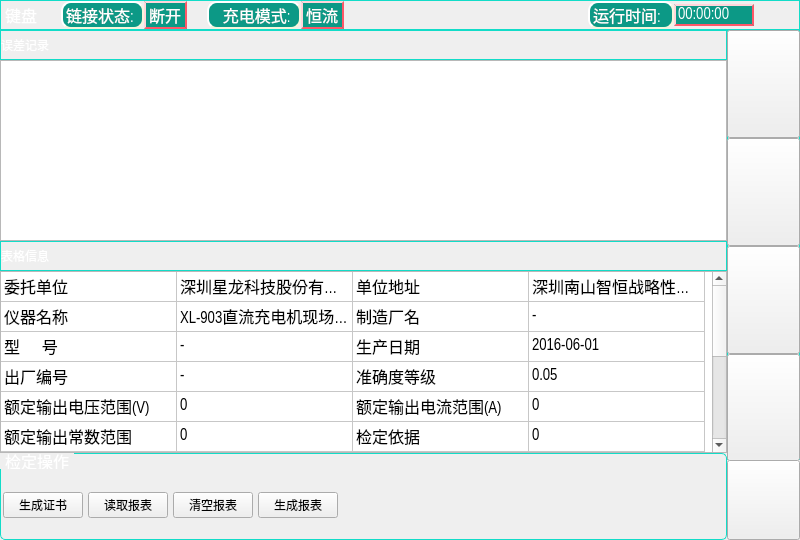
The window that mainwidget.ui (jingzhesiye/9-0-2) describes before a commit, drawn with Qt 5.
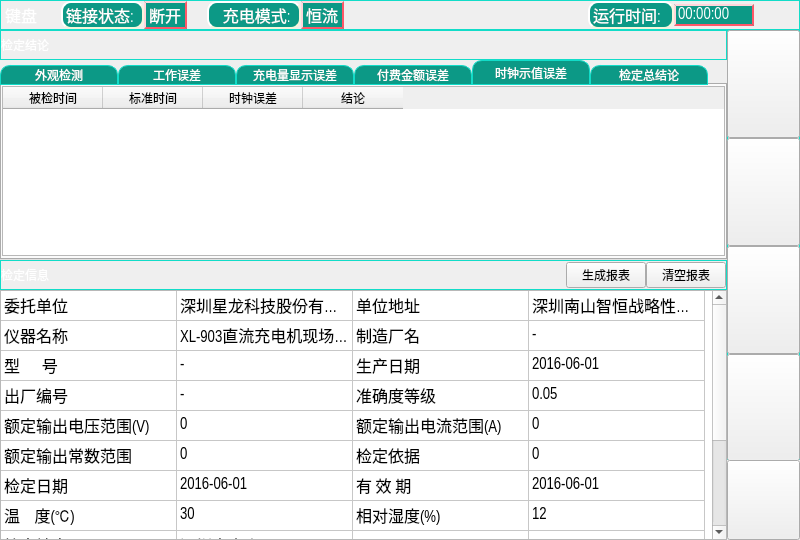
The same window after the commit. The open tabs and pages were chosen to show the change. Icons and pictures are not drawn. Custom widgets are drawn as their Qt base class.

Commit message: 修改报表

```diff
--- a/mainwidget.ui
+++ b/mainwidget.ui
@@ -2207,274 +2207,7 @@
        <property name="spacing">
         <number>0</number>
        </property>
-       <item row="2" column="0">
-        <widget class="QFrame" name="from_information_Frame">
-         <property name="sizePolicy">
-          <sizepolicy hsizetype="Expanding" vsizetype="Minimum">
-           <horstretch>0</horstretch>
-           <verstretch>0</verstretch>
-          </sizepolicy>
-         </property>
-         <property name="minimumSize">
-          <size>
-           <width>0</width>
-           <height>30</height>
-          </size>
-         </property>
-         <property name="maximumSize">
-          <size>
-           <width>16777215</width>
-           <height>30</height>
-          </size>
-         </property>
-         <property name="font">
-          <font>
-           <family>Kalinga</family>
-           <pointsize>12</pointsize>
-          </font>
-         </property>
-         <property name="styleSheet">
-          <string notr="true">#from_information_Frame
-{
- border: 1px solid rgb(18, 220, 200);
-    background: qlineargradient(spread:reflect,
-        x1:0, y1:0, x2:1, y2:0,
-        stop:0 rgba(7, 85, 75, 255),
-        stop:1 rgba(18, 220, 200, 255));
-}
-
-
-
-</string>
-         </property>
-         <property name="frameShape">
-          <enum>QFrame::StyledPanel</enum>
-         </property>
-         <property name="frameShadow">
-          <enum>QFrame::Raised</enum>
-         </property>
-         <layout class="QGridLayout" name="gridLayout_21">
-          <property name="margin">
-           <number>0</number>
-          </property>
-          <property name="spacing">
-           <number>0</number>
-          </property>
-          <item row="0" column="0">
-           <widget class="QLabel" name="from_information_Label">
-            <property name="styleSheet">
-             <string notr="true">color: rgb(255, 255, 255);</string>
-            </property>
-            <property name="text">
-             <string>表格信息</string>
-            </property>
-           </widget>
-          </item>
-          <item row="0" column="1">
-           <spacer name="from_information_HlSpacer">
-            <property name="orientation">
-             <enum>Qt::Horizontal</enum>
-            </property>
-            <property name="sizeHint" stdset="0">
-             <size>
-              <width>40</width>
-              <height>20</height>
-             </size>
-            </property>
-           </spacer>
-          </item>
-         </layout>
-        </widget>
-       </item>
-       <item row="4" column="0">
-        <widget class="QGroupBox" name="from_ctl_GpBox">
-         <property name="sizePolicy">
-          <sizepolicy hsizetype="Expanding" vsizetype="Minimum">
-           <horstretch>0</horstretch>
-           <verstretch>1</verstretch>
-          </sizepolicy>
-         </property>
-         <property name="minimumSize">
-          <size>
-           <width>0</width>
-           <height>87</height>
-          </size>
-         </property>
-         <property name="maximumSize">
-          <size>
-           <width>1000</width>
-           <height>106</height>
-          </size>
-         </property>
-         <property name="font">
-          <font>
-           <family>Arial Narrow</family>
-           <pointsize>12</pointsize>
-          </font>
-         </property>
-         <property name="styleSheet">
-          <string notr="true"> QGroupBox::title {
-     subcontrol-origin: margin;
-    
-     padding: 0 3px;
-	 color: rgb(255, 255, 255);
-
-
- }
-
- QGroupBox {
-    border: 1px solid rgb(18, 220, 200);
-    border-radius: 5px;
-    margin-top: 0ex; /* leave space at the top for the title */
-    background-color: qlineargradient(x1: 0, y1: 0, x2: 0, y2: 1,
-                     stop:0 rgba(7, 85, 75, 255),
-                     stop:1 rgba(10, 100, 75, 255));
- }
-</string>
-         </property>
-         <property name="title">
-          <string>检定操作</string>
-         </property>
-         <layout class="QGridLayout" name="gridLayout_24">
-          <property name="leftMargin">
-           <number>2</number>
-          </property>
-          <property name="topMargin">
-           <number>19</number>
-          </property>
-          <property name="rightMargin">
-           <number>2</number>
-          </property>
-          <property name="bottomMargin">
-           <number>2</number>
-          </property>
-          <property name="spacing">
-           <number>5</number>
-          </property>
-          <item row="0" column="2">
-           <widget class="QPushButton" name="RSMV_clearFrom_PsBtn">
-            <property name="text">
-             <string>清空报表</string>
-            </property>
-           </widget>
-          </item>
-          <item row="0" column="1">
-           <widget class="QPushButton" name="RSMV_readFrom_PsBtn">
-            <property name="text">
-             <string>读取报表</string>
-            </property>
-           </widget>
-          </item>
-          <item row="0" column="0">
-           <widget class="QPushButton" name="RSMV_buildFrom_PsBtn">
-            <property name="text">
-             <string>生成证书</string>
-            </property>
-           </widget>
-          </item>
-          <item row="0" column="4">
-           <spacer name="horizontalSpacer_15">
-            <property name="orientation">
-             <enum>Qt::Horizontal</enum>
-            </property>
-            <property name="sizeHint" stdset="0">
-             <size>
-              <width>40</width>
-              <height>20</height>
-             </size>
-            </property>
-           </spacer>
-          </item>
-          <item row="0" column="3">
-           <widget class="QPushButton" name="RSMV_saveFormMsg_PsBtn">
-            <property name="text">
-             <string>生成报表</string>
-            </property>
-           </widget>
-          </item>
-         </layout>
-        </widget>
-       </item>
-       <item row="0" column="0">
-        <widget class="QFrame" name="from_error_Frame">
-         <property name="sizePolicy">
-          <sizepolicy hsizetype="Expanding" vsizetype="Minimum">
-           <horstretch>0</horstretch>
-           <verstretch>0</verstretch>
-          </sizepolicy>
-         </property>
-         <property name="minimumSize">
-          <size>
-           <width>0</width>
-           <height>30</height>
-          </size>
-         </property>
-         <property name="maximumSize">
-          <size>
-           <width>16777215</width>
-           <height>30</height>
-          </size>
-         </property>
-         <property name="font">
-          <font>
-           <family>Kalinga</family>
-           <pointsize>12</pointsize>
-          </font>
-         </property>
-         <property name="styleSheet">
-          <string notr="true">#from_error_Frame
-{
- border: 1px solid rgb(18, 220, 200);
-    background: qlineargradient(spread:reflect,
-        x1:0, y1:0, x2:1, y2:0,
-        stop:0 rgba(7, 85, 75, 255),
-        stop:1 rgba(18, 220, 200, 255));
-}
-
-
-
-</string>
-         </property>
-         <property name="frameShape">
-          <enum>QFrame::StyledPanel</enum>
-         </property>
-         <property name="frameShadow">
-          <enum>QFrame::Raised</enum>
-         </property>
-         <layout class="QGridLayout" name="gridLayout_25">
-          <property name="margin">
-           <number>0</number>
-          </property>
-          <property name="spacing">
-           <number>0</number>
-          </property>
-          <item row="0" column="0">
-           <widget class="QLabel" name="from_error_Label">
-            <property name="styleSheet">
-             <string notr="true">color: rgb(255, 255, 255);</string>
-            </property>
-            <property name="text">
-             <string>误差记录</string>
-            </property>
-           </widget>
-          </item>
-          <item row="0" column="1">
-           <spacer name="from_error_HlSpacer">
-            <property name="orientation">
-             <enum>Qt::Horizontal</enum>
-            </property>
-            <property name="sizeHint" stdset="0">
-             <size>
-              <width>40</width>
-              <height>20</height>
-             </size>
-            </property>
-           </spacer>
-          </item>
-         </layout>
-        </widget>
-       </item>
-       <item row="3" column="0">
+       <item row="5" column="0">
         <widget class="QTableWidget" name="from_information_TbWidget">
          <property name="verticalScrollBarPolicy">
           <enum>Qt::ScrollBarAlwaysOn</enum>
@@ -2798,31 +2531,519 @@
          </item>
          <item row="12" column="0">
           <property name="text">
-           <string> 外观检查</string>
+           <string>检定员</string>
+          </property>
+          <property name="textAlignment">
+           <set>AlignLeft|AlignVCenter</set>
           </property>
          </item>
          <item row="12" column="1">
           <property name="text">
-           <string>合格</string>
+           <string>jing1</string>
           </property>
-          <property name="checkState">
-           <enum>Checked</enum>
+         </item>
+         <item row="12" column="2">
+          <property name="text">
+           <string>核验员</string>
           </property>
+          <property name="textAlignment">
+           <set>AlignLeft|AlignVCenter</set>
+          </property>
          </item>
+         <item row="12" column="3">
+          <property name="text">
+           <string>jing2</string>
+          </property>
+         </item>
         </widget>
        </item>
-       <item row="1" column="0">
-        <widget class="QTextEdit" name="from_error_TxEdit">
-         <property name="readOnly">
-          <bool>true</bool>
+       <item row="4" column="0" colspan="3">
+        <widget class="QFrame" name="from_information_Frame">
+         <property name="sizePolicy">
+          <sizepolicy hsizetype="Expanding" vsizetype="Minimum">
+           <horstretch>0</horstretch>
+           <verstretch>0</verstretch>
+          </sizepolicy>
          </property>
-         <property name="html">
-          <string>&lt;!DOCTYPE HTML PUBLIC &quot;-//W3C//DTD HTML 4.0//EN&quot; &quot;http://www.w3.org/TR/REC-html40/strict.dtd&quot;&gt;
-&lt;html&gt;&lt;head&gt;&lt;meta name=&quot;qrichtext&quot; content=&quot;1&quot; /&gt;&lt;style type=&quot;text/css&quot;&gt;
-p, li { white-space: pre-wrap; }
-&lt;/style&gt;&lt;/head&gt;&lt;body style=&quot; font-family:'Arial Narrow'; font-size:12pt; font-weight:400; font-style:normal;&quot;&gt;
-&lt;p style=&quot;-qt-paragraph-type:empty; margin-top:0px; margin-bottom:0px; margin-left:0px; margin-right:0px; -qt-block-indent:0; text-indent:0px;&quot;&gt;&lt;br /&gt;&lt;/p&gt;&lt;/body&gt;&lt;/html&gt;</string>
+         <property name="minimumSize">
+          <size>
+           <width>0</width>
+           <height>30</height>
+          </size>
          </property>
+         <property name="maximumSize">
+          <size>
+           <width>16777215</width>
+           <height>30</height>
+          </size>
+         </property>
+         <property name="font">
+          <font>
+           <family>Kalinga</family>
+           <pointsize>12</pointsize>
+          </font>
+         </property>
+         <property name="styleSheet">
+          <string notr="true">#from_information_Frame
+{
+ border: 1px solid rgb(18, 220, 200);
+    background: qlineargradient(spread:reflect,
+        x1:0, y1:0, x2:1, y2:0,
+        stop:0 rgba(7, 85, 75, 255),
+        stop:1 rgba(18, 220, 200, 255));
+}
+
+
+
+</string>
+         </property>
+         <property name="frameShape">
+          <enum>QFrame::StyledPanel</enum>
+         </property>
+         <property name="frameShadow">
+          <enum>QFrame::Raised</enum>
+         </property>
+         <layout class="QGridLayout" name="gridLayout_21">
+          <property name="margin">
+           <number>0</number>
+          </property>
+          <property name="spacing">
+           <number>0</number>
+          </property>
+          <item row="0" column="3">
+           <widget class="QPushButton" name="from_clearFrom_PsBtn">
+            <property name="text">
+             <string>清空报表</string>
+            </property>
+           </widget>
+          </item>
+          <item row="0" column="0">
+           <widget class="QLabel" name="from_information_Label">
+            <property name="styleSheet">
+             <string notr="true">color: rgb(255, 255, 255);</string>
+            </property>
+            <property name="text">
+             <string>检定信息</string>
+            </property>
+           </widget>
+          </item>
+          <item row="0" column="1">
+           <spacer name="from_information_HlSpacer">
+            <property name="orientation">
+             <enum>Qt::Horizontal</enum>
+            </property>
+            <property name="sizeHint" stdset="0">
+             <size>
+              <width>40</width>
+              <height>20</height>
+             </size>
+            </property>
+           </spacer>
+          </item>
+          <item row="0" column="2">
+           <widget class="QPushButton" name="from_buildForm_PsBtn">
+            <property name="text">
+             <string>生成报表</string>
+            </property>
+           </widget>
+          </item>
+         </layout>
+        </widget>
+       </item>
+       <item row="0" column="0" colspan="2">
+        <widget class="QFrame" name="from_error_Frame">
+         <property name="sizePolicy">
+          <sizepolicy hsizetype="Expanding" vsizetype="Minimum">
+           <horstretch>0</horstretch>
+           <verstretch>0</verstretch>
+          </sizepolicy>
+         </property>
+         <property name="minimumSize">
+          <size>
+           <width>0</width>
+           <height>30</height>
+          </size>
+         </property>
+         <property name="maximumSize">
+          <size>
+           <width>16777215</width>
+           <height>30</height>
+          </size>
+         </property>
+         <property name="font">
+          <font>
+           <family>Kalinga</family>
+           <pointsize>12</pointsize>
+          </font>
+         </property>
+         <property name="styleSheet">
+          <string notr="true">#from_error_Frame
+{
+ border: 1px solid rgb(18, 220, 200);
+    background: qlineargradient(spread:reflect,
+        x1:0, y1:0, x2:1, y2:0,
+        stop:0 rgba(7, 85, 75, 255),
+        stop:1 rgba(18, 220, 200, 255));
+}
+
+
+
+</string>
+         </property>
+         <property name="frameShape">
+          <enum>QFrame::StyledPanel</enum>
+         </property>
+         <property name="frameShadow">
+          <enum>QFrame::Raised</enum>
+         </property>
+         <layout class="QGridLayout" name="gridLayout_25">
+          <property name="margin">
+           <number>0</number>
+          </property>
+          <property name="spacing">
+           <number>0</number>
+          </property>
+          <item row="0" column="0">
+           <widget class="QLabel" name="from_error_Label">
+            <property name="styleSheet">
+             <string notr="true">color: rgb(255, 255, 255);</string>
+            </property>
+            <property name="text">
+             <string>检定结论</string>
+            </property>
+           </widget>
+          </item>
+          <item row="0" column="1">
+           <spacer name="from_error_HlSpacer">
+            <property name="orientation">
+             <enum>Qt::Horizontal</enum>
+            </property>
+            <property name="sizeHint" stdset="0">
+             <size>
+              <width>40</width>
+              <height>20</height>
+             </size>
+            </property>
+           </spacer>
+          </item>
+         </layout>
+        </widget>
+       </item>
+       <item row="2" column="0">
+        <widget class="QTabWidget" name="form_error_TbWidget">
+         <property name="sizePolicy">
+          <sizepolicy hsizetype="Expanding" vsizetype="Minimum">
+           <horstretch>0</horstretch>
+           <verstretch>0</verstretch>
+          </sizepolicy>
+         </property>
+         <property name="minimumSize">
+          <size>
+           <width>0</width>
+           <height>200</height>
+          </size>
+         </property>
+         <property name="maximumSize">
+          <size>
+           <width>16777215</width>
+           <height>200</height>
+          </size>
+         </property>
+         <property name="styleSheet">
+          <string notr="true">QTabBar::tab 
+{
+    width:112px;
+	border-top-left-radius:10px;
+	border-top-right-radius:10px;
+	color: rgb(255, 255, 255);
+    border: 1px solid rgb(18, 220, 200);
+  background-color: rgba(12, 153, 134, 255);
+
+      padding:2px;
+}
+
+
+QTabBar::tab:!selected
+{   
+	margin-top: 5px;
+}</string>
+         </property>
+         <property name="currentIndex">
+          <number>2</number>
+         </property>
+         <widget class="QWidget" name="intuit_tab">
+          <attribute name="title">
+           <string>外观检测</string>
+          </attribute>
+          <layout class="QGridLayout" name="gridLayout_15">
+           <item row="0" column="2">
+            <spacer name="intuit_HlSpacer">
+             <property name="orientation">
+              <enum>Qt::Horizontal</enum>
+             </property>
+             <property name="sizeHint" stdset="0">
+              <size>
+               <width>40</width>
+               <height>20</height>
+              </size>
+             </property>
+            </spacer>
+           </item>
+           <item row="0" column="0">
+            <widget class="QLabel" name="intuit_Label">
+             <property name="text">
+              <string>检定结果:</string>
+             </property>
+            </widget>
+           </item>
+           <item row="0" column="1">
+            <widget class="QCheckBox" name="intuit_CkBox">
+             <property name="text">
+              <string>合格</string>
+             </property>
+            </widget>
+           </item>
+          </layout>
+         </widget>
+         <widget class="QWidget" name="operating_tab">
+          <attribute name="title">
+           <string>工作误差</string>
+          </attribute>
+          <layout class="QGridLayout" name="gridLayout_19">
+           <property name="margin">
+            <number>0</number>
+           </property>
+           <property name="spacing">
+            <number>0</number>
+           </property>
+           <item row="0" column="0">
+            <widget class="QTableWidget" name="operating_TblWidget">
+             <attribute name="horizontalHeaderDefaultSectionSize">
+              <number>117</number>
+             </attribute>
+             <column>
+              <property name="text">
+               <string>输出电压</string>
+              </property>
+             </column>
+             <column>
+              <property name="text">
+               <string>输出电流</string>
+              </property>
+             </column>
+             <column>
+              <property name="text">
+               <string>误差 1</string>
+              </property>
+             </column>
+             <column>
+              <property name="text">
+               <string>误差 2</string>
+              </property>
+             </column>
+             <column>
+              <property name="text">
+               <string>平均值</string>
+              </property>
+             </column>
+             <column>
+              <property name="text">
+               <string>结论</string>
+              </property>
+             </column>
+            </widget>
+           </item>
+          </layout>
+         </widget>
+         <widget class="QWidget" name="load_tab">
+          <attribute name="title">
+           <string>充电量显示误差</string>
+          </attribute>
+          <layout class="QGridLayout" name="gridLayout_24">
+           <property name="margin">
+            <number>0</number>
+           </property>
+           <property name="spacing">
+            <number>0</number>
+           </property>
+           <item row="0" column="0">
+            <widget class="QTableWidget" name="load_TblWidget">
+             <attribute name="horizontalHeaderDefaultSectionSize">
+              <number>116</number>
+             </attribute>
+             <column>
+              <property name="text">
+               <string>W' 前</string>
+              </property>
+             </column>
+             <column>
+              <property name="text">
+               <string>W' 后</string>
+              </property>
+             </column>
+             <column>
+              <property name="text">
+               <string>W' </string>
+              </property>
+             </column>
+             <column>
+              <property name="text">
+               <string>标准示值 W(kW·h)</string>
+              </property>
+             </column>
+             <column>
+              <property name="text">
+               <string>误差(%)</string>
+              </property>
+             </column>
+             <column>
+              <property name="text">
+               <string>结论</string>
+              </property>
+             </column>
+            </widget>
+           </item>
+          </layout>
+         </widget>
+         <widget class="QWidget" name="payment">
+          <attribute name="title">
+           <string>付费金额误差</string>
+          </attribute>
+          <layout class="QGridLayout" name="gridLayout_29">
+           <property name="margin">
+            <number>0</number>
+           </property>
+           <property name="spacing">
+            <number>0</number>
+           </property>
+           <item row="0" column="0">
+            <widget class="QTableWidget" name="payment_TblWidget">
+             <attribute name="horizontalHeaderDefaultSectionSize">
+              <number>118</number>
+             </attribute>
+             <column>
+              <property name="text">
+               <string>桩付费金额(元)</string>
+              </property>
+             </column>
+             <column>
+              <property name="text">
+               <string>充电电能(kW·h)</string>
+              </property>
+             </column>
+             <column>
+              <property name="text">
+               <string>单位电价(元/kW·h)</string>
+              </property>
+             </column>
+             <column>
+              <property name="text">
+               <string>金额</string>
+              </property>
+             </column>
+             <column>
+              <property name="text">
+               <string>误差(元)</string>
+              </property>
+             </column>
+             <column>
+              <property name="text">
+               <string>结论</string>
+              </property>
+             </column>
+            </widget>
+           </item>
+          </layout>
+         </widget>
+         <widget class="QWidget" name="time_tab">
+          <attribute name="title">
+           <string>时钟示值误差</string>
+          </attribute>
+          <layout class="QGridLayout" name="gridLayout_16">
+           <property name="margin">
+            <number>0</number>
+           </property>
+           <property name="spacing">
+            <number>0</number>
+           </property>
+           <item row="0" column="0">
+            <widget class="QTableWidget" name="time_TblWidget">
+             <property name="sizePolicy">
+              <sizepolicy hsizetype="Expanding" vsizetype="Minimum">
+               <horstretch>0</horstretch>
+               <verstretch>0</verstretch>
+              </sizepolicy>
+             </property>
+             <property name="minimumSize">
+              <size>
+               <width>0</width>
+               <height>170</height>
+              </size>
+             </property>
+             <property name="maximumSize">
+              <size>
+               <width>16777215</width>
+               <height>170</height>
+              </size>
+             </property>
+             <column>
+              <property name="text">
+               <string>被检时间</string>
+              </property>
+             </column>
+             <column>
+              <property name="text">
+               <string>标准时间</string>
+              </property>
+             </column>
+             <column>
+              <property name="text">
+               <string>时钟误差</string>
+              </property>
+             </column>
+             <column>
+              <property name="text">
+               <string>结论</string>
+              </property>
+             </column>
+            </widget>
+           </item>
+          </layout>
+         </widget>
+         <widget class="QWidget" name="overallClu_tab">
+          <attribute name="title">
+           <string>检定总结论</string>
+          </attribute>
+          <layout class="QGridLayout" name="gridLayout_30">
+           <item row="0" column="0">
+            <widget class="QLabel" name="overallClu_Label">
+             <property name="text">
+              <string>检定结果:</string>
+             </property>
+            </widget>
+           </item>
+           <item row="0" column="1">
+            <widget class="QCheckBox" name="overallClu_CkBox">
+             <property name="text">
+              <string>合格</string>
+             </property>
+            </widget>
+           </item>
+           <item row="0" column="2">
+            <spacer name="overallClu_HlSpacer">
+             <property name="orientation">
+              <enum>Qt::Horizontal</enum>
+             </property>
+             <property name="sizeHint" stdset="0">
+              <size>
+               <width>585</width>
+               <height>20</height>
+              </size>
+             </property>
+            </spacer>
+           </item>
+          </layout>
+         </widget>
         </widget>
        </item>
       </layout>
```
Left out of the diff: 112 changed lines with no effect on the pictures. The commit also changes 42 other files.
